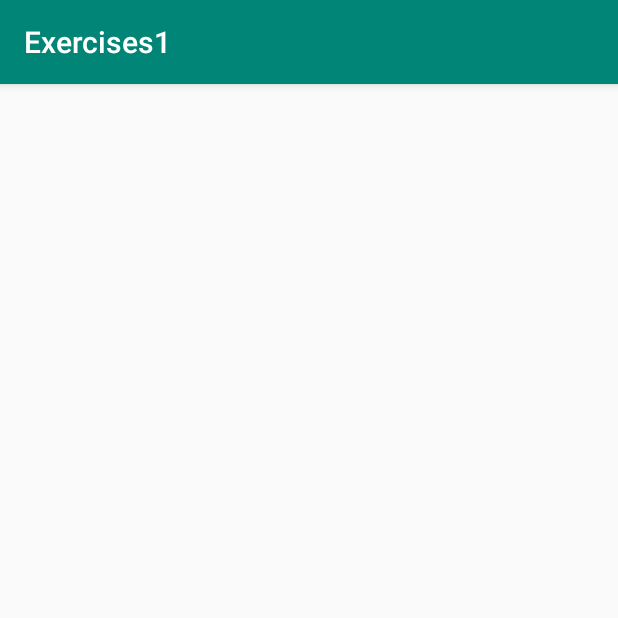
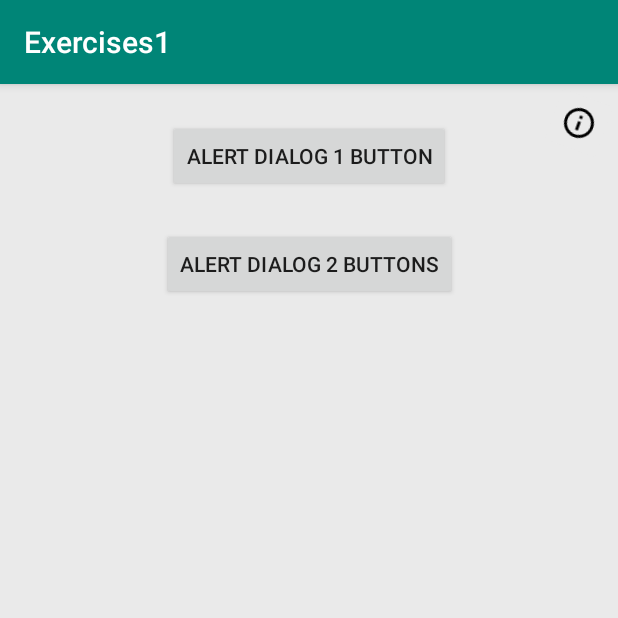
Before and after one commit to 2wiktor2/Exercises, an Android app: the AndroidZadacha1 screen opened directly, with no data from a screen before it, on a phone screen of 412 x 824 dp, the top half of it. Run offline under Robolectric (Android 15) with nearby library versions, the phone set to English and light mode, and no system bars.

Commit message:
AndroidZadacha1

```diff
--- /dev/null
+++ b/app/src/main/res/drawable/ic_info_outline_black_24dp.xml
@@ -0,0 +1,9 @@
+<vector xmlns:android="http://schemas.android.com/apk/res/android"
+        android:width="24dp"
+        android:height="24dp"
+        android:viewportWidth="24.0"
+        android:viewportHeight="24.0">
+    <path
+        android:fillColor="#FF000000"
+        android:pathData="M11,17h2v-6h-2v6zM12,2C6.48,2 2,6.48 2,12s4.48,10 10,10 10,-4.48 10,-10S17.52,2 12,2zM12,20c-4.41,0 -8,-3.59 -8,-8s3.59,-8 8,-8 8,3.59 8,8 -3.59,8 -8,8zM11,9h2L13,7h-2v2z"/>
+</vector>
--- a/app/src/main/res/layout/activity_main.xml
+++ b/app/src/main/res/layout/activity_main.xml
@@ -93,10 +93,10 @@
 
     <Button
         android:id="@+id/android_zadacha1"
-        android:layout_width="45dp"
+        android:layout_width="wrap_content"
         android:layout_height="45dp"
         android:layout_marginTop="16dp"
-        android:text="1"
+        android:text="Dialog's"
         app:layout_constraintLeft_toLeftOf="parent"
         app:layout_constraintRight_toRightOf="parent"
         app:layout_constraintTop_toBottomOf="@+id/text_view_android" />
--- a/app/src/main/res/layout/android_zadacha1.xml
+++ b/app/src/main/res/layout/android_zadacha1.xml
@@ -4,6 +4,40 @@
     xmlns:tools="http://schemas.android.com/tools"
     android:layout_width="match_parent"
     android:layout_height="match_parent"
+    android:background="@color/mainBackgroundColor"
     tools:context=".AndroidZadacha1">
 
+    <Button
+        android:id="@+id/button_dialog1"
+        android:layout_width="wrap_content"
+        android:layout_height="wrap_content"
+        android:layout_marginTop="24dp"
+        android:text="Alert Dialog 1 Button"
+        app:layout_constraintLeft_toLeftOf="parent"
+        app:layout_constraintRight_toRightOf="parent"
+        app:layout_constraintTop_toTopOf="parent" />
+
+    <Button
+        android:id="@+id/button_dialog2"
+        android:layout_width="wrap_content"
+        android:layout_height="wrap_content"
+        android:layout_marginTop="24dp"
+        android:text="Alert Dialog 2 Buttons"
+        app:layout_constraintLeft_toLeftOf="parent"
+        app:layout_constraintRight_toRightOf="parent"
+        app:layout_constraintTop_toBottomOf="@+id/button_dialog1" />
+
+    <ImageButton
+        android:id="@+id/button_info"
+        android:layout_width="36dp"
+        android:layout_height="36dp"
+        android:layout_margin="8dp"
+        android:background="@color/mainBackgroundColor"
+        android:rotation="20"
+        android:src="@drawable/ic_info_outline_black_24dp"
+        android:textAllCaps="false"
+        android:textSize="18sp"
+        app:layout_constraintRight_toRightOf="parent"
+        app:layout_constraintTop_toTopOf="parent" />
+
 </android.support.constraint.ConstraintLayout>
--- a/app/src/main/res/values/colors.xml
+++ b/app/src/main/res/values/colors.xml
@@ -3,4 +3,5 @@
     <color name="colorPrimary">#008577</color>
     <color name="colorPrimaryDark">#00574B</color>
     <color name="colorAccent">#D81B60</color>
+    <color name="mainBackgroundColor">#eaeaea</color>
 </resources>
```
Also changed, not shown: app/src/main/java/com/wiktor/exercises1/AndroidZadacha1.java (+99 -2 lines), app/src/main/java/com/wiktor/exercises1/Zadacha6.java (+6 -6 lines).
